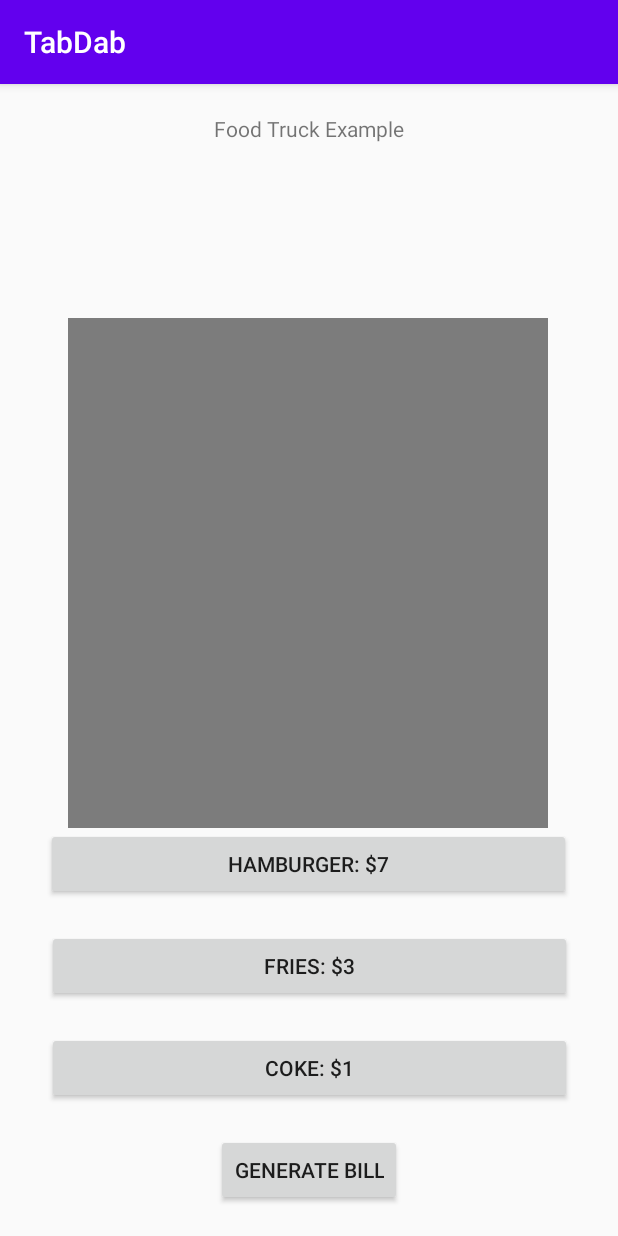
After one commit to SCCapstone/TabDab, an Android app: the BillCreator screen opened directly, with no data from a screen before it, on a phone screen of 412 x 824 dp. The commit adds this screen. Run offline under Robolectric (Android 15) with nearby library versions, the phone set to English and light mode, and no system bars; libraries missing offline, so code that uses them is left out: androidmads.library.qrgenearator.

Commit message:
Added bill generator activity. Added menu to choose bill scanner or bill generator.

```diff
--- /dev/null
+++ b/app/src/main/java/com/example/tabdab/BillCreator.java
@@ -0,0 +1,93 @@
+package com.example.tabdab;
+
+import androidx.appcompat.app.AppCompatActivity;
+
+import android.graphics.Bitmap;
+import android.os.Bundle;
+import android.view.View;
+import android.widget.Button;
+import android.widget.ImageView;
+import android.widget.TextView;
+
+import androidmads.library.qrgenearator.QRGContents;
+import androidmads.library.qrgenearator.QRGEncoder;
+
+public class BillCreator extends AppCompatActivity {
+
+    // TODO Create a "bill" class to handle qr code data, getGrandTotal, toQRCode, etc.
+
+    // Set up ui elements
+    Button generateBtn;
+    Button menuItem1Btn;
+    Button menuItem2Btn;
+    Button menuItem3Btn;
+    ImageView qrImage;
+    TextView itemizedBill;
+    String qrValue;
+
+    @Override
+    protected void onCreate(Bundle savedInstanceState) {
+        super.onCreate(savedInstanceState);
+        setContentView(R.layout.activity_bill_creator);
+
+        // Set up the UI layout
+        generateBtn = findViewById(R.id.generate_bill_btn);
+        menuItem1Btn = findViewById(R.id.menu_item1);
+        menuItem2Btn = findViewById(R.id.menu_item2);
+        menuItem3Btn = findViewById(R.id.menu_item3);
+        qrImage = findViewById(R.id.qrPlaceHolder);
+        itemizedBill = findViewById(R.id.itemized_bill);
+        qrValue = "$11";
+
+        // Generate the QR code string when menu items are selected
+        menuItem1Btn.setOnClickListener(new View.OnClickListener() {
+            @Override
+            public void onClick (View v) {
+                qrValue = setQRValue(menuItem1Btn);
+                itemizedBill.setText(qrValue);
+            }
+        });
+        menuItem2Btn.setOnClickListener(new View.OnClickListener() {
+            @Override
+            public void onClick (View v) {
+                qrValue = setQRValue(menuItem2Btn);
+                itemizedBill.setText(qrValue);
+            }
+        });
+        menuItem3Btn.setOnClickListener(new View.OnClickListener() {
+            @Override
+            public void onClick (View v) {
+                qrValue = setQRValue(menuItem3Btn);
+                itemizedBill.setText(qrValue);
+            }
+        });
+
+        // Generate the QR code when the generate button is pressed
+        generateBtn.setOnClickListener(new View.OnClickListener() {
+            @Override
+            public void onClick (View v) {
+                String data = qrValue;
+
+                QRGEncoder qrgEncoder = new QRGEncoder(data, null,
+                        QRGContents.Type.TEXT,500);
+                try {
+                    Bitmap qrBits = qrgEncoder.getBitmap();
+                    qrImage.setImageBitmap(qrBits);
+                } catch (Exception e) {
+                    e.printStackTrace();
+                }
+            }
+        });
+    }
+
+    public String setQRValue (Button btn) {
+        if (qrValue.isEmpty()) return qrValue = btn.getText().toString();
+        else return qrValue += ", " + btn.getText().toString();
+    }
+
+    /*@Override
+    protected void onCreate(Bundle savedInstanceState) {
+        super.onCreate(savedInstanceState);
+        setContentView(R.layout.activity_bill_creator);
+    }*/
+}
--- /dev/null
+++ b/app/src/main/res/layout/activity_bill_creator.xml
@@ -0,0 +1,85 @@
+<?xml version="1.0" encoding="utf-8"?>
+<androidx.constraintlayout.widget.ConstraintLayout xmlns:android="http://schemas.android.com/apk/res/android"
+    xmlns:app="http://schemas.android.com/apk/res-auto"
+    xmlns:tools="http://schemas.android.com/tools"
+    android:layout_width="match_parent"
+    android:layout_height="match_parent"
+    tools:context=".BillCreator">
+
+    <Button
+        android:id="@+id/menu_item1"
+        android:layout_width="wrap_content"
+        android:layout_height="wrap_content"
+        android:layout_marginBottom="20dp"
+        android:width="350sp"
+        android:text="@string/menu_item1"
+        app:layout_constraintBottom_toTopOf="@+id/menu_item2"
+        app:layout_constraintEnd_toEndOf="parent"
+        app:layout_constraintHorizontal_bias="0.491"
+        app:layout_constraintStart_toStartOf="parent" />
+
+    <Button
+        android:id="@+id/menu_item2"
+        android:layout_width="wrap_content"
+        android:layout_height="wrap_content"
+        android:layout_marginBottom="20dp"
+        android:width="350sp"
+        android:text="@string/menu_item2"
+        app:layout_constraintBottom_toTopOf="@+id/menu_item3"
+        app:layout_constraintEnd_toEndOf="parent"
+        app:layout_constraintStart_toStartOf="parent" />
+
+    <Button
+        android:id="@+id/menu_item3"
+        android:layout_width="wrap_content"
+        android:layout_height="wrap_content"
+        android:layout_marginBottom="20dp"
+        android:width="350sp"
+        android:text="@string/menu_item3"
+        app:layout_constraintBottom_toTopOf="@+id/generate_bill_btn"
+        app:layout_constraintEnd_toEndOf="parent"
+        app:layout_constraintStart_toStartOf="parent" />
+
+    <Button
+        android:id="@+id/generate_bill_btn"
+        android:layout_width="wrap_content"
+        android:layout_height="wrap_content"
+        android:layout_marginBottom="20dp"
+        android:text="@string/generate_bill_btn"
+        app:layout_constraintBottom_toBottomOf="parent"
+        app:layout_constraintEnd_toEndOf="parent"
+        app:layout_constraintStart_toStartOf="parent" />
+
+    <ImageView
+        android:id="@+id/qrPlaceHolder"
+        android:layout_width="320dp"
+        android:layout_height="340dp"
+        app:layout_constraintBottom_toTopOf="@+id/menu_item1"
+        app:layout_constraintEnd_toEndOf="parent"
+        app:layout_constraintHorizontal_bias="0.494"
+        app:layout_constraintStart_toStartOf="parent"
+        app:layout_constraintTop_toBottomOf="@+id/textView2"
+        app:srcCompat="@android:drawable/screen_background_dark_transparent" />
+
+    <TextView
+        android:id="@+id/textView"
+        android:layout_width="wrap_content"
+        android:layout_height="wrap_content"
+        android:layout_marginTop="20dp"
+        android:text="@string/vendor_name"
+        app:layout_constraintEnd_toEndOf="parent"
+        app:layout_constraintStart_toStartOf="parent"
+        app:layout_constraintTop_toTopOf="parent" />
+
+    <TextView
+        android:id="@+id/itemized_bill"
+        android:layout_width="wrap_content"
+        android:layout_height="wrap_content"
+        android:layout_marginTop="24dp"
+        android:text=""
+        app:layout_constraintEnd_toEndOf="parent"
+        app:layout_constraintHorizontal_bias="0.498"
+        app:layout_constraintStart_toStartOf="parent"
+        app:layout_constraintTop_toBottomOf="@+id/textView" />
+
+</androidx.constraintlayout.widget.ConstraintLayout>
--- /dev/null
+++ b/app/src/main/res/values/dimens.xml
@@ -0,0 +1,3 @@
+<resources>
+    <dimen name="fab_margin">16dp</dimen>
+</resources>
--- a/app/src/main/res/values/strings.xml
+++ b/app/src/main/res/values/strings.xml
@@ -4,4 +4,22 @@
     <string name="bill_view_header">Bill View</string>
     <string name="pay_button_text">Pay</string>
     <string name="pay_message">Payments currently not supported.</string>
+    <string name="title_activity_scan_or_show">ScanOrShow</string>
+
+
+    <!-- Strings used for fragments for navigation -->
+    <string name="first_fragment_label">First Fragment</string>
+    <string name="second_fragment_label">Second Fragment</string>
+    <string name="next">Next</string>
+    <string name="previous">Previous</string>
+    <string name="hello_first_fragment">Hello first fragment</string>
+    <string name="hello_second_fragment">Hello second fragment. Arg: %1$s</string>
+
+    <string name="vendor_portion">Vendor Portion</string>
+    <string name="customer_portion">Customer Portion</string>
+    <string name="menu_item1">Hamburger: $7</string>
+    <string name="menu_item2">Fries: $3</string>
+    <string name="menu_item3">Coke: $1</string>
+    <string name="generate_bill_btn">Generate Bill</string>
+    <string name="vendor_name">Food Truck Example</string>
 </resources>
```
Also changed, not shown: app/build.gradle (+11 -0 lines), app/src/main/AndroidManifest.xml (+6 -3 lines), app/src/main/java/com/example/tabdab/FirstFragment.java (added, +34 -0 lines), app/src/main/java/com/example/tabdab/Login.java (+5 -3 lines), app/src/main/java/com/example/tabdab/ScanOrShow.java (added, +26 -0 lines), app/src/main/java/com/example/tabdab/SecondFragment.java (added, +34 -0 lines), app/src/main/res/layout/activity_scan_or_show.xml (added, +31 -0 lines), app/src/main/res/layout/fragment_first.xml (added, +28 -0 lines), app/src/main/res/layout/fragment_second.xml (added, +27 -0 lines), app/src/main/res/navigation/nav_graph.xml (added, +28 -0 lines), app/src/main/res/values/styles.xml (+9 -0 lines).
